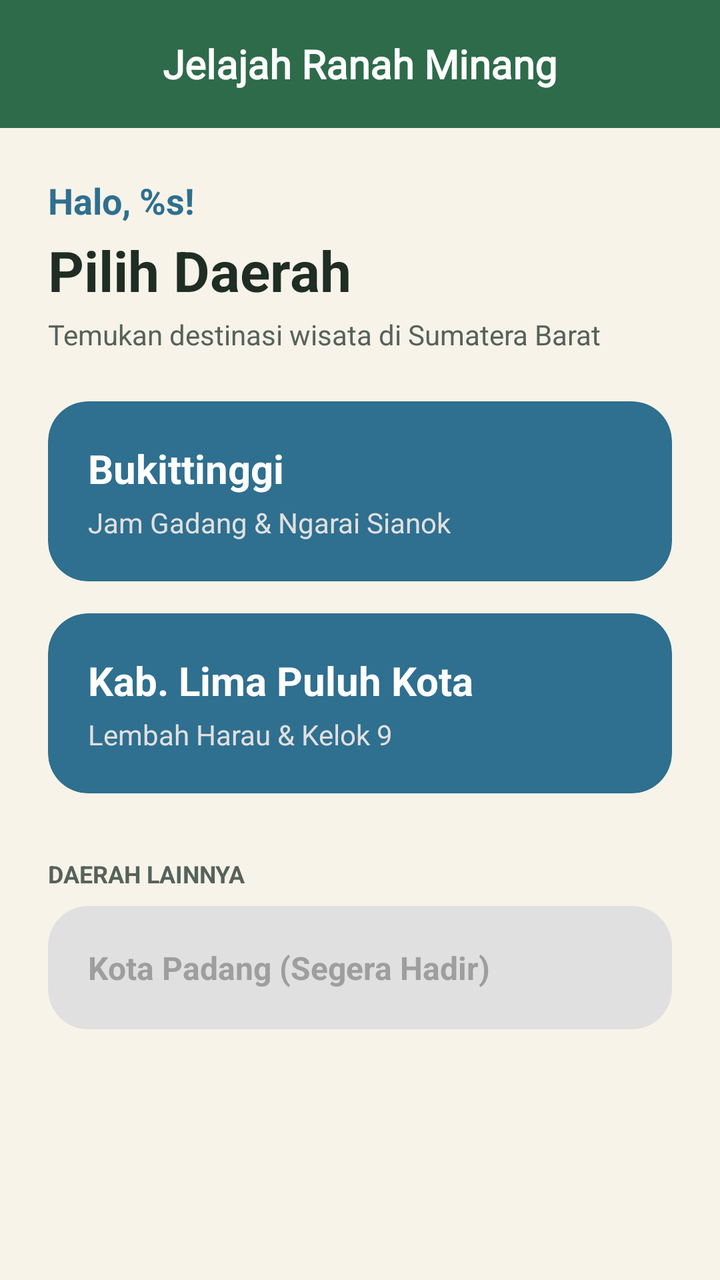
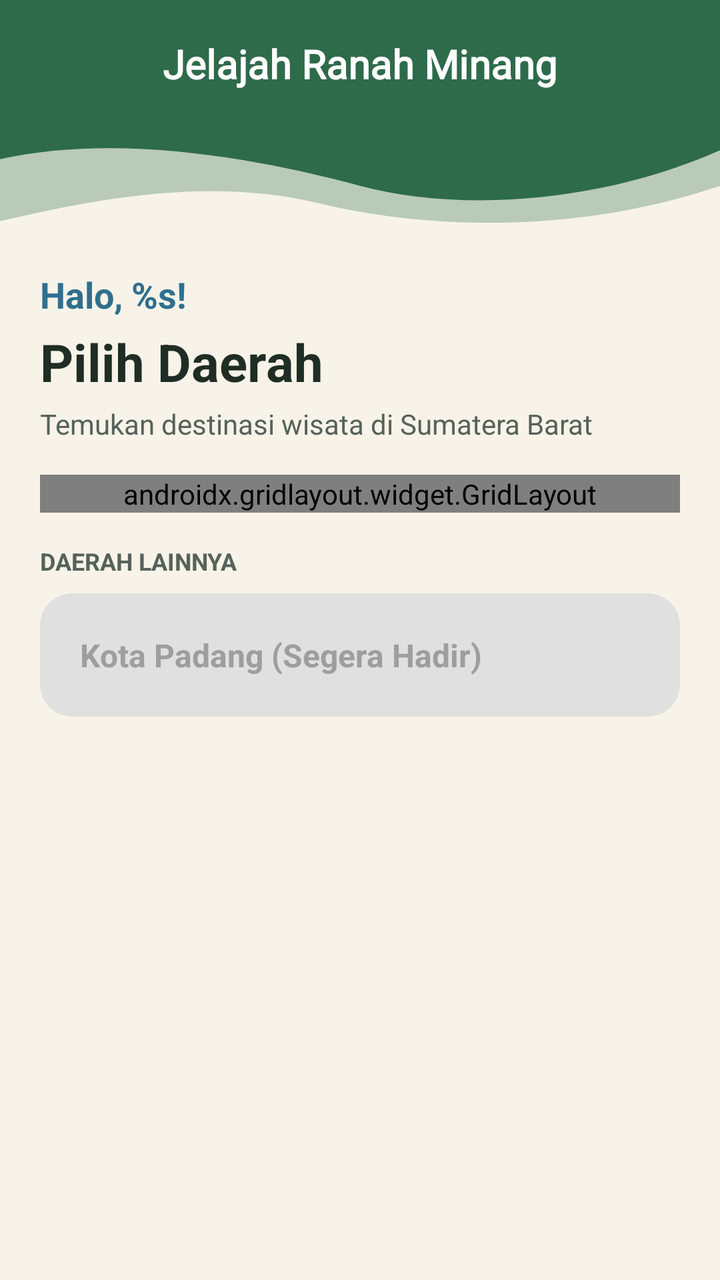

The first picture is an Android layout as it rendered before a commit; the second is the same layout after the commit. The layout source and the unified diff follow.
<!-- AndroidManifest.xml: application theme Theme.YusufSy_3TIB -->
<!-- res/layout/fragment_beranda.xml -->
<?xml version="1.0" encoding="utf-8"?>
<androidx.constraintlayout.widget.ConstraintLayout xmlns:android="http://schemas.android.com/apk/res/android"
    xmlns:app="http://schemas.android.com/apk/res-auto"
    android:layout_width="match_parent"
    android:layout_height="match_parent"
    android:background="@color/cream_background">

    <androidx.appcompat.widget.Toolbar
        android:id="@+id/toolbar"
        android:layout_width="match_parent"
        android:layout_height="?attr/actionBarSize"
        android:background="@color/button"
        app:layout_constraintEnd_toEndOf="parent"
        app:layout_constraintStart_toStartOf="parent"
        app:layout_constraintTop_toTopOf="parent">

        <TextView
            android:layout_width="wrap_content"
            android:layout_height="wrap_content"
            android:layout_gravity="center"
            android:fontFamily="@font/merriweatherextrabold"
            android:text="@string/app_name"            android:textColor="@color/white"
            android:textSize="20sp"
            android:textStyle="bold" />
    </androidx.appcompat.widget.Toolbar>

    <ScrollView
        android:layout_width="match_parent"
        android:layout_height="0dp"
        app:layout_constraintBottom_toBottomOf="parent"
        app:layout_constraintTop_toBottomOf="@+id/toolbar">

        <LinearLayout
            android:layout_width="match_parent"
            android:layout_height="wrap_content"
            android:orientation="vertical"
            android:padding="24dp">

            
            <TextView
                android:id="@+id/tvGreeting"
                android:layout_width="wrap_content"
                android:layout_height="wrap_content"
                android:text="@string/greeting_user"
                android:textColor="@color/nature_lake_blue"
                android:textSize="18sp"
                android:textStyle="bold" />

            <TextView
                android:layout_width="wrap_content"
                android:layout_height="wrap_content"
                android:layout_marginTop="4dp"
                android:text="@string/title_pilih_daerah"
                android:textColor="@color/nature_text_dark"
                android:textSize="28sp"
                android:textStyle="bold" />

            <TextView
                android:layout_width="wrap_content"
                android:layout_height="wrap_content"
                android:layout_marginTop="4dp"
                android:layout_marginBottom="24dp"
                android:text="@string/subtitle_pilih_daerah"
                android:textColor="@color/nature_text_hint"
                android:textSize="14sp" />

            
            <com.google.android.material.card.MaterialCardView
                android:id="@+id/cardBukittinggi"
                android:layout_width="match_parent"
                android:layout_height="wrap_content"
                android:layout_marginBottom="16dp"
                app:cardBackgroundColor="@color/nature_lake_blue"
                app:cardCornerRadius="20dp"
                app:strokeWidth="0dp">

                <LinearLayout
                    android:layout_width="match_parent"
                    android:layout_height="wrap_content"
                    android:orientation="vertical"
                    android:padding="20dp">

                    <TextView
                        android:layout_width="wrap_content"
                        android:layout_height="wrap_content"
                        android:text="@string/daerah_bukittinggi"
                        android:textColor="@color/white"
                        android:textSize="20sp"
                        android:textStyle="bold" />

                    <TextView
                        android:layout_width="wrap_content"
                        android:layout_height="wrap_content"
                        android:layout_marginTop="4dp"
                        android:text="@string/sub_bukittinggi"
                        android:textColor="@color/gray_light"
                        android:textSize="14sp" />
                </LinearLayout>
            </com.google.android.material.card.MaterialCardView>

            
            <com.google.android.material.card.MaterialCardView
                android:id="@+id/cardLimaPuluh"
                android:layout_width="match_parent"
                android:layout_height="wrap_content"
                android:layout_marginBottom="16dp"
                app:cardBackgroundColor="@color/nature_lake_blue"
                app:cardCornerRadius="20dp"
                app:strokeWidth="0dp">

                <LinearLayout
                    android:layout_width="match_parent"
                    android:layout_height="wrap_content"
                    android:orientation="vertical"
                    android:padding="20dp">

                    <TextView
                        android:layout_width="wrap_content"
                        android:layout_height="wrap_content"
                        android:text="@string/daerah_lima_puluh_kota"
                        android:textColor="@color/white"
                        android:textSize="20sp"
                        android:textStyle="bold" />

                    <TextView
                        android:layout_width="wrap_content"
                        android:layout_height="wrap_content"
                        android:layout_marginTop="4dp"
                        android:text="@string/sub_lima_puluh_kota"
                        android:textColor="@color/gray_light"
                        android:textSize="14sp" />
                </LinearLayout>
            </com.google.android.material.card.MaterialCardView>

            <TextView
                android:layout_width="wrap_content"
                android:layout_height="wrap_content"
                android:layout_marginTop="16dp"
                android:layout_marginBottom="8dp"
                android:text="@string/label_daerah_lainnya"
                android:textColor="@color/nature_text_hint"
                android:textSize="12sp"
                android:textStyle="bold" />

            
            <com.google.android.material.card.MaterialCardView
                android:layout_width="match_parent"
                android:layout_height="wrap_content"
                app:cardBackgroundColor="@color/gray_light"
                app:cardCornerRadius="20dp"
                app:strokeWidth="0dp">

                <TextView
                    android:layout_width="match_parent"
                    android:layout_height="wrap_content"
                    android:padding="20dp"
                    android:text="@string/card_dummy_padang"
                    android:textColor="@color/gray_text_disabled"
                    android:textSize="16sp"
                    android:textStyle="bold" />
            </com.google.android.material.card.MaterialCardView>
        </LinearLayout>
    </ScrollView>
</androidx.constraintlayout.widget.ConstraintLayout>
<!-- resources referenced by this layout -->
<resources>
  <color name="button">#FF2E6B4A</color>
  <color name="cream_background">#FFF7F3E8</color>
  <color name="gray_light">#FFE0E0E0</color>
  <color name="gray_text_disabled">#FF9E9E9E</color>
  <color name="nature_lake_blue">#FF2F6F8F</color>
  <color name="nature_text_dark">#FF1F2D24</color>
  <color name="nature_text_hint">#FF56625A</color>
  <color name="white">#FFFFFFFF</color>
  <string name="app_name">Jelajah Ranah Minang</string>
  <string name="card_dummy_padang">Kota Padang (Segera Hadir)</string>
  <string name="daerah_bukittinggi">Bukittinggi</string>
  <string name="daerah_lima_puluh_kota">Kab. Lima Puluh Kota</string>
  <string name="greeting_user">Halo, %s!</string>
  <string name="label_daerah_lainnya">DAERAH LAINNYA</string>
  <string name="sub_bukittinggi">Jam Gadang &amp; Ngarai Sianok</string>
  <string name="sub_lima_puluh_kota">Lembah Harau &amp; Kelok 9</string>
  <string name="subtitle_pilih_daerah">Temukan destinasi wisata di Sumatera Barat</string>
  <string name="title_pilih_daerah">Pilih Daerah</string>
  <style name="Theme.YusufSy_3TIB" parent="Base.Theme.YusufSy_3TIB" />
  <style name="Base.Theme.YusufSy_3TIB" parent="Theme.Material3.DayNight.NoActionBar">
          
          
      </style>
</resources>

<!-- the commit's change to res/layout/fragment_beranda.xml (unified diff, before → after) -->
@@ -5,11 +5,22 @@
     android:layout_height="match_parent"
     android:background="@color/cream_background">
 
+    
+    <View
+        android:id="@+id/viewHeader"
+        android:layout_width="match_parent"
+        android:layout_height="115dp"
+        android:background="@drawable/bg_header_wave"
+        app:layout_constraintEnd_toEndOf="parent"
+        app:layout_constraintStart_toStartOf="parent"
+        app:layout_constraintTop_toTopOf="parent" />
+
+    
     <androidx.appcompat.widget.Toolbar
         android:id="@+id/toolbar"
         android:layout_width="match_parent"
         android:layout_height="?attr/actionBarSize"
-        android:background="@color/button"
+        android:background="@android:color/transparent"
         app:layout_constraintEnd_toEndOf="parent"
         app:layout_constraintStart_toStartOf="parent"
         app:layout_constraintTop_toTopOf="parent">
@@ -19,22 +30,26 @@
             android:layout_height="wrap_content"
             android:layout_gravity="center"
             android:fontFamily="@font/merriweatherextrabold"
-            android:text="@string/app_name"            android:textColor="@color/white"
+            android:text="@string/app_name"
+            android:textColor="@color/white"
             android:textSize="20sp"
             android:textStyle="bold" />
     </androidx.appcompat.widget.Toolbar>
 
+    
     <ScrollView
         android:layout_width="match_parent"
         android:layout_height="0dp"
         app:layout_constraintBottom_toBottomOf="parent"
-        app:layout_constraintTop_toBottomOf="@+id/toolbar">
+        app:layout_constraintEnd_toEndOf="parent"
+        app:layout_constraintStart_toStartOf="parent"
+        app:layout_constraintTop_toBottomOf="@+id/viewHeader">
 
         <LinearLayout
             android:layout_width="match_parent"
             android:layout_height="wrap_content"
             android:orientation="vertical"
-            android:padding="24dp">
+            android:padding="20dp">
 
             
             <TextView
@@ -52,86 +67,180 @@
                 android:layout_marginTop="4dp"
                 android:text="@string/title_pilih_daerah"
                 android:textColor="@color/nature_text_dark"
-                android:textSize="28sp"
+                android:textSize="26sp"
                 android:textStyle="bold" />
 
             <TextView
                 android:layout_width="wrap_content"
                 android:layout_height="wrap_content"
                 android:layout_marginTop="4dp"
-                android:layout_marginBottom="24dp"
+                android:layout_marginBottom="16dp"
                 android:text="@string/subtitle_pilih_daerah"
                 android:textColor="@color/nature_text_hint"
                 android:textSize="14sp" />
 
             
-            <com.google.android.material.card.MaterialCardView
-                android:id="@+id/cardBukittinggi"
+            <androidx.gridlayout.widget.GridLayout
+                android:id="@+id/gridLayoutDaerah"
                 android:layout_width="match_parent"
                 android:layout_height="wrap_content"
-                android:layout_marginBottom="16dp"
-                app:cardBackgroundColor="@color/nature_lake_blue"
-                app:cardCornerRadius="20dp"
-                app:strokeWidth="0dp">
-
-                <LinearLayout
-                    android:layout_width="match_parent"
-                    android:layout_height="wrap_content"
-                    android:orientation="vertical"
-                    android:padding="20dp">
-
-                    <TextView
-                        android:layout_width="wrap_content"
-                        android:layout_height="wrap_content"
-                        android:text="@string/daerah_bukittinggi"
-                        android:textColor="@color/white"
-                        android:textSize="20sp"
-                        android:textStyle="bold" />
-
-                    <TextView
-                        android:layout_width="wrap_content"
-                        android:layout_height="wrap_content"
-                        android:layout_marginTop="4dp"
-                        android:text="@string/sub_bukittinggi"
-                        android:textColor="@color/gray_light"
-                        android:textSize="14sp" />
-                </LinearLayout>
-            </com.google.android.material.card.MaterialCardView>
+                app:columnCount="2">
+
+                
+                <com.google.android.material.card.MaterialCardView
+                    android:id="@+id/cardBukittinggi"
+                    android:layout_width="0dp"
+                    android:layout_height="wrap_content"
+                    android:layout_margin="6dp"
+                    app:cardBackgroundColor="@color/white"
+                    app:cardCornerRadius="16dp"
+                    app:cardElevation="2dp"
+                    app:layout_columnWeight="1"
+                    app:layout_gravity="fill_horizontal"
+                    app:strokeWidth="0dp">
+
+                    <LinearLayout
+                        android:layout_width="match_parent"
+                        android:layout_height="wrap_content"
+                        android:orientation="vertical">
+
+                        <ImageView
+                            android:id="@+id/imgBukittinggi"
+                            android:layout_width="match_parent"
+                            android:layout_height="110dp"
+                            android:contentDescription="@string/daerah_bukittinggi"
+                            android:scaleType="centerCrop"
+                            android:src="@drawable/jam_gadang" />
+
+                        <TextView
+                            android:id="@+id/tvBukittinggi"
+                            android:layout_width="match_parent"
+                            android:layout_height="wrap_content"
+                            android:padding="12dp"
+                            android:text="@string/daerah_bukittinggi"
+                            android:textColor="@color/nature_text_dark"
+                            android:textSize="15sp"
+                            android:textStyle="bold" />
+                    </LinearLayout>
+                </com.google.android.material.card.MaterialCardView>
+
+                
+                <com.google.android.material.card.MaterialCardView
+                    android:id="@+id/cardLimaPuluh"
+                    android:layout_width="0dp"
+                    android:layout_height="wrap_content"
+                    android:layout_margin="6dp"
+                    app:cardBackgroundColor="@color/white"
+                    app:cardCornerRadius="16dp"
+                    app:cardElevation="2dp"
+                    app:layout_columnWeight="1"
+                    app:layout_gravity="fill_horizontal"
+                    app:strokeWidth="0dp">
+
+                    <LinearLayout
+                        android:layout_width="match_parent"
+                        android:layout_height="wrap_content"
+                        android:orientation="vertical">
+
+                        <ImageView
+                            android:id="@+id/imgLimaPuluh"
+                            android:layout_width="match_parent"
+                            android:layout_height="110dp"
+                            android:contentDescription="@string/daerah_lima_puluh_kota"
+                            android:scaleType="centerCrop"
+                            android:src="@drawable/lembah_harau" />
+
+                        <TextView
+                            android:id="@+id/tvLimaPuluh"
+                            android:layout_width="match_parent"
+                            android:layout_height="wrap_content"
+                            android:padding="12dp"
+                            android:text="@string/daerah_lima_puluh_kota"
+                            android:textColor="@color/nature_text_dark"
+                            android:textSize="15sp"
+                            android:textStyle="bold" />
+                    </LinearLayout>
+                </com.google.android.material.card.MaterialCardView>
+
+                
+                <com.google.android.material.card.MaterialCardView
+                    android:id="@+id/cardTanahDatar"
+                    android:layout_width="0dp"
+                    android:layout_height="wrap_content"
+                    android:layout_margin="6dp"
+                    app:cardBackgroundColor="@color/white"
+                    app:cardCornerRadius="16dp"
+                    app:cardElevation="2dp"
+                    app:layout_columnWeight="1"
+                    app:layout_gravity="fill_horizontal"
+                    app:strokeWidth="0dp">
+
+                    <LinearLayout
+                        android:layout_width="match_parent"
+                        android:layout_height="wrap_content"
+                        android:orientation="vertical">
+
+                        <ImageView
+                            android:id="@+id/imgTanahDatar"
+                            android:layout_width="match_parent"
+                            android:layout_height="110dp"
+                            android:contentDescription="@string/daerah_tanah_datar"
+                            android:scaleType="centerCrop"
+                            android:src="@drawable/pagaruyuang" />
+
+                        <TextView
+                            android:id="@+id/tvTanahDatar"
+                            android:layout_width="match_parent"
+                            android:layout_height="wrap_content"
+                            android:padding="12dp"
+                            android:text="@string/daerah_tanah_datar"
+                            android:textColor="@color/nature_text_dark"
+                            android:textSize="15sp"
+                            android:textStyle="bold" />
+                    </LinearLayout>
+                </com.google.android.material.card.MaterialCardView>
+
+                
+                <com.google.android.material.card.MaterialCardView
+                    android:id="@+id/cardPesisirSelatan"
+                    android:layout_width="0dp"
+                    android:layout_height="wrap_content"
+                    android:layout_margin="6dp"
+                    app:cardBackgroundColor="@color/white"
+                    app:cardCornerRadius="16dp"
+                    app:cardElevation="2dp"
+                    app:layout_columnWeight="1"
+                    app:layout_gravity="fill_horizontal"
+                    app:strokeWidth="0dp">
+
+                    <LinearLayout
+                        android:layout_width="match_parent"
+                        android:layout_height="wrap_content"
+                        android:orientation="vertical">
+
+                        <ImageView
+                            android:id="@+id/imgPesisirSelatan"
+                            android:layout_width="match_parent"
+                            android:layout_height="110dp"
+                            android:contentDescription="@string/daerah_pesisir_selatan"
+                            android:scaleType="centerCrop"
+                            android:src="@drawable/mandeh1" />
+
+                        <TextView
+                            android:id="@+id/tvPesisirSelatan"
+                            android:layout_width="match_parent"
+                            android:layout_height="wrap_content"
+                            android:padding="12dp"
+                            android:text="@string/daerah_pesisir_selatan"
+                            android:textColor="@color/nature_text_dark"
+                            android:textSize="15sp"
+                            android:textStyle="bold" />
+                    </LinearLayout>
+                </com.google.android.material.card.MaterialCardView>
+
+            </androidx.gridlayout.widget.GridLayout>
 
             
-            <com.google.android.material.card.MaterialCardView
-                android:id="@+id/cardLimaPuluh"
-                android:layout_width="match_parent"
-                android:layout_height="wrap_content"
-                android:layout_marginBottom="16dp"
-                app:cardBackgroundColor="@color/nature_lake_blue"
-                app:cardCornerRadius="20dp"
-                app:strokeWidth="0dp">
-
-                <LinearLayout
-                    android:layout_width="match_parent"
-                    android:layout_height="wrap_content"
-                    android:orientation="vertical"
-                    android:padding="20dp">
-
-                    <TextView
-                        android:layout_width="wrap_content"
-                        android:layout_height="wrap_content"
-                        android:text="@string/daerah_lima_puluh_kota"
-                        android:textColor="@color/white"
-                        android:textSize="20sp"
-                        android:textStyle="bold" />
-
-                    <TextView
-                        android:layout_width="wrap_content"
-                        android:layout_height="wrap_content"
-                        android:layout_marginTop="4dp"
-                        android:text="@string/sub_lima_puluh_kota"
-                        android:textColor="@color/gray_light"
-                        android:textSize="14sp" />
-                </LinearLayout>
-            </com.google.android.material.card.MaterialCardView>
-
             <TextView
                 android:layout_width="wrap_content"
                 android:layout_height="wrap_content"
@@ -142,12 +251,11 @@
                 android:textSize="12sp"
                 android:textStyle="bold" />
 
-            
             <com.google.android.material.card.MaterialCardView
                 android:layout_width="match_parent"
                 android:layout_height="wrap_content"
                 app:cardBackgroundColor="@color/gray_light"
-                app:cardCornerRadius="20dp"
+                app:cardCornerRadius="16dp"
                 app:strokeWidth="0dp">
 
                 <TextView
@@ -159,6 +267,7 @@
                     android:textSize="16sp"
                     android:textStyle="bold" />
             </com.google.android.material.card.MaterialCardView>
+
         </LinearLayout>
     </ScrollView>
 </androidx.constraintlayout.widget.ConstraintLayout>
<!-- resource entries referenced after the edit -->
@@ -8,14 +8,37 @@
   <color name="nature_text_dark">#FF1F2D24</color>
   <color name="nature_text_hint">#FF56625A</color>
   <color name="white">#FFFFFFFF</color>
+  <!-- drawable bg_header_wave (drawable) -->
+  <vector xmlns:android="http://schemas.android.com/apk/res/android"
+      android:width="360dp"
+      android:height="130dp"
+      android:viewportWidth="360"
+      android:viewportHeight="130">
+  
+      
+      <path
+          android:fillColor="@color/button"
+          android:fillAlpha="0.3"
+          android:pathData="M0,0 L360,0 L360,105 C290,132 215,130 160,115 C105,100 50,112 0,125 Z" />
+  
+      
+      <path
+          android:fillColor="@color/button"
+          android:pathData="M0,0 L360,0 L360,85 C300,115 230,120 180,105 C130,90 60,75 0,90 Z" />
+  
+  </vector>
+  <!-- drawable jam_gadang: jpg bitmap (drawable, 153093 bytes) -->
+  <!-- drawable lembah_harau: webp bitmap (drawable, 141072 bytes) -->
+  <!-- drawable mandeh1: jpg bitmap (drawable, 60116 bytes) -->
+  <!-- drawable pagaruyuang: jpg bitmap (drawable, 58789 bytes) -->
   <string name="app_name">Jelajah Ranah Minang</string>
   <string name="card_dummy_padang">Kota Padang (Segera Hadir)</string>
   <string name="daerah_bukittinggi">Bukittinggi</string>
   <string name="daerah_lima_puluh_kota">Kab. Lima Puluh Kota</string>
+  <string name="daerah_pesisir_selatan">Kab. Pesisir Selatan</string>
+  <string name="daerah_tanah_datar">Kab. Tanah Datar</string>
   <string name="greeting_user">Halo, %s!</string>
   <string name="label_daerah_lainnya">DAERAH LAINNYA</string>
-  <string name="sub_bukittinggi">Jam Gadang &amp; Ngarai Sianok</string>
-  <string name="sub_lima_puluh_kota">Lembah Harau &amp; Kelok 9</string>
   <string name="subtitle_pilih_daerah">Temukan destinasi wisata di Sumatera Barat</string>
   <string name="title_pilih_daerah">Pilih Daerah</string>
   <style name="Theme.YusufSy_3TIB" parent="Base.Theme.YusufSy_3TIB" />
